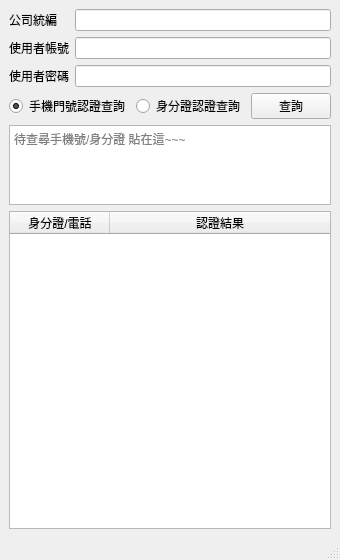
The window that gui.ui (130347665/Eccs-Search-Pyqt6) describes before a commit, drawn with Qt 5.
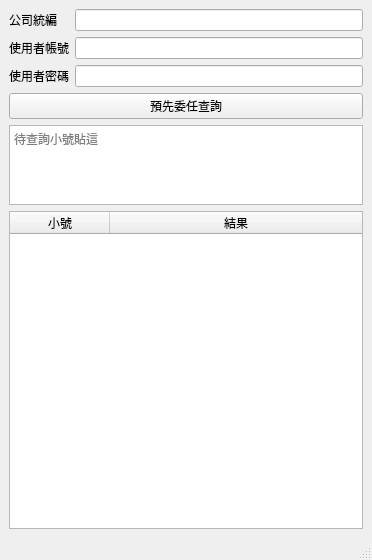
The same window after the commit.

The edit to the form file:
```diff
--- a/gui.ui
+++ b/gui.ui
@@ -6,7 +6,7 @@
    <rect>
     <x>0</x>
     <y>0</y>
-    <width>337</width>
+    <width>372</width>
     <height>560</height>
    </rect>
   </property>
@@ -51,27 +51,10 @@
     </item>
     <item row="1" column="0">
      <layout class="QHBoxLayout" name="horizontalLayout">
-      <item>
-       <widget class="QRadioButton" name="radioButton_2">
-        <property name="text">
-         <string>手機門號認證查詢</string>
-        </property>
-        <property name="checked">
-         <bool>true</bool>
-        </property>
-       </widget>
-      </item>
-      <item>
-       <widget class="QRadioButton" name="radioButton">
-        <property name="text">
-         <string>身分證認證查詢</string>
-        </property>
-       </widget>
-      </item>
       <item>
        <widget class="QPushButton" name="pushButton">
         <property name="text">
-         <string>查詢</string>
+         <string>預先委任查詢</string>
         </property>
        </widget>
       </item>
@@ -88,7 +71,7 @@
          </size>
         </property>
         <property name="placeholderText">
-         <string>待查尋手機號/身分證 貼在這~~~</string>
+         <string>待查詢小號貼這</string>
         </property>
        </widget>
       </item>
@@ -114,12 +97,12 @@
         </attribute>
         <column>
          <property name="text">
-          <string>身分證/電話</string>
+          <string>小號</string>
          </property>
         </column>
         <column>
          <property name="text">
-          <string>認證結果</string>
+          <string>結果</string>
          </property>
         </column>
        </widget>
```
Left out of the diff: 2 changed lines with no effect on the pictures.
